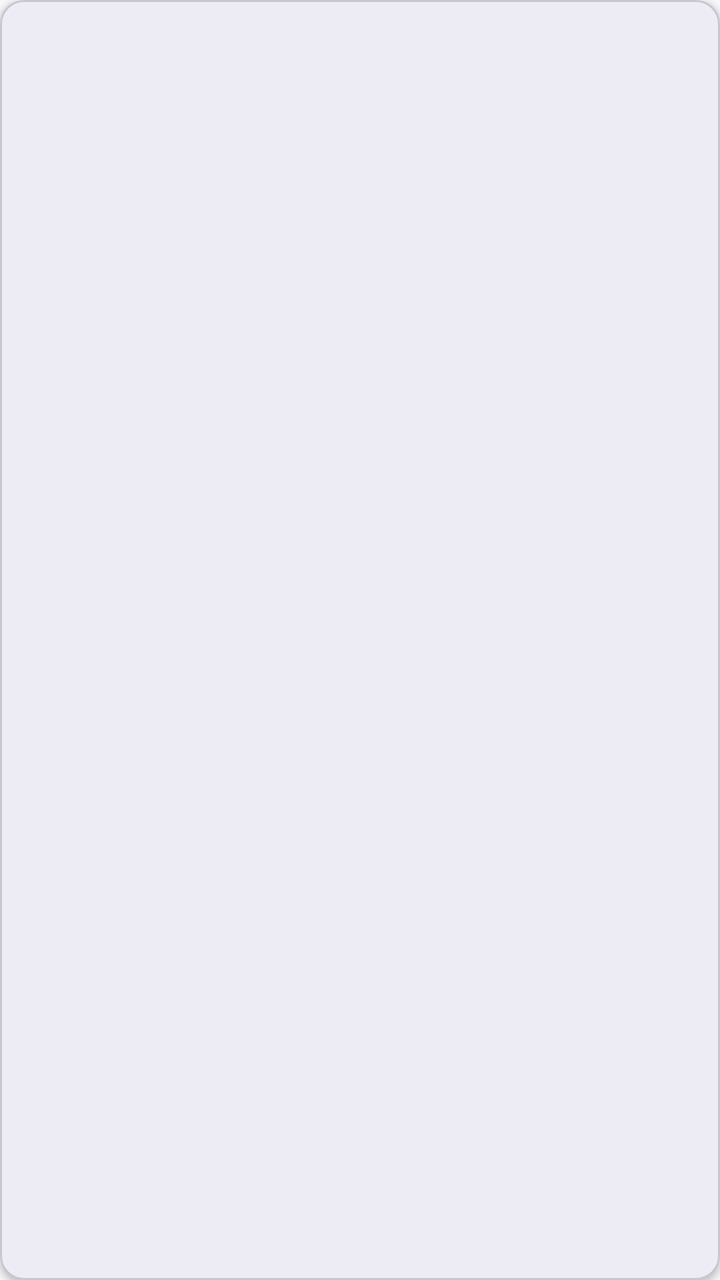
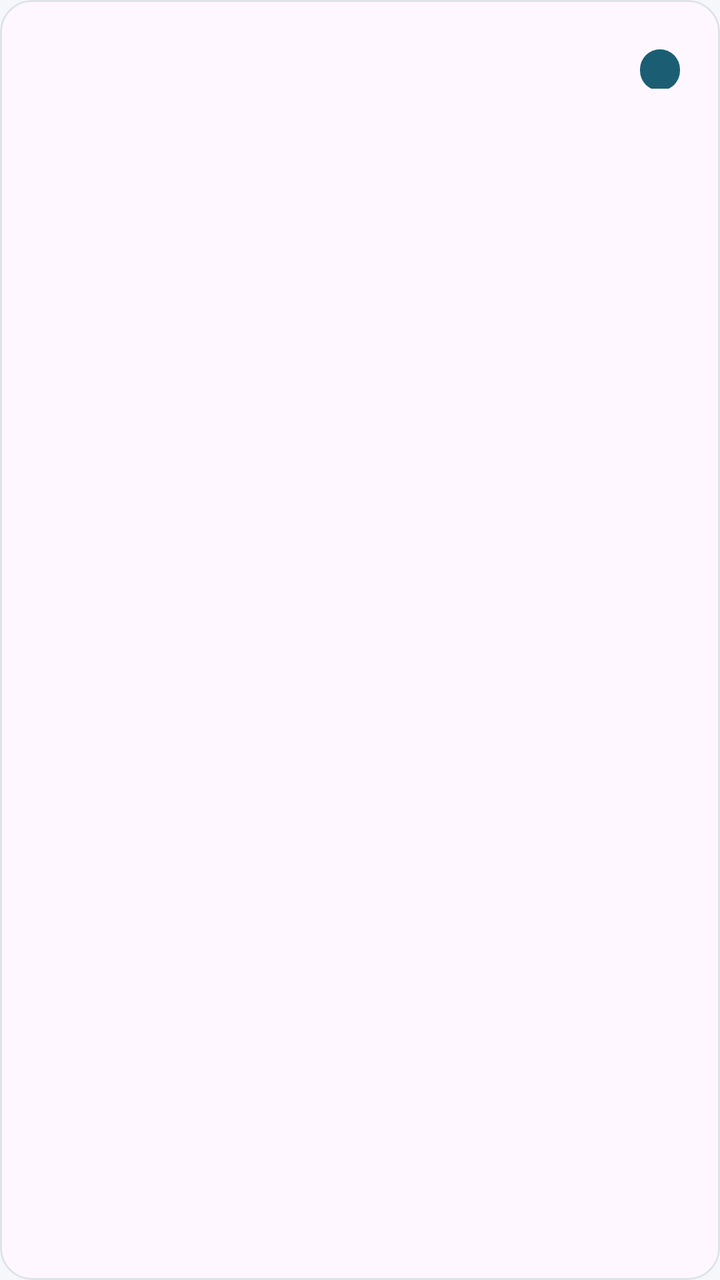

Screens rendered from an Android XML layout before and after an edit, with the pre-edit source and the edit as a unified diff.
<!-- AndroidManifest.xml: application theme Theme.TakeControl -->
<!-- res/layout/item_challenge.xml -->
<?xml version="1.0" encoding="utf-8"?>
<com.google.android.material.card.MaterialCardView xmlns:android="http://schemas.android.com/apk/res/android"
    xmlns:app="http://schemas.android.com/apk/res-auto"
    android:layout_width="match_parent"
    android:layout_height="wrap_content"
    android:layout_marginBottom="12dp"
    app:cardCornerRadius="12dp"
    app:cardElevation="2dp">

    <LinearLayout
        android:layout_width="match_parent"
        android:layout_height="wrap_content"
        android:orientation="vertical"
        android:padding="16dp">

        <LinearLayout
            android:layout_width="match_parent"
            android:layout_height="wrap_content"
            android:gravity="center_vertical"
            android:orientation="horizontal">

            <TextView
                android:id="@+id/titleText"
                android:layout_width="0dp"
                android:layout_height="wrap_content"
                android:layout_weight="1"
                android:textColor="@color/text_primary"
                android:textSize="18sp"
                android:textStyle="bold" />

            <TextView
                android:id="@+id/statusText"
                android:layout_width="wrap_content"
                android:layout_height="wrap_content"
                android:paddingHorizontal="8dp"
                android:paddingVertical="4dp"
                android:textSize="12sp"
                android:textStyle="bold" />
        </LinearLayout>

        <TextView
            android:id="@+id/descriptionText"
            android:layout_width="match_parent"
            android:layout_height="wrap_content"
            android:layout_marginTop="4dp"
            android:textColor="@color/text_secondary" />

        <TextView
            android:id="@+id/metaText"
            android:layout_width="match_parent"
            android:layout_height="wrap_content"
            android:layout_marginTop="8dp"
            android:textColor="@color/text_secondary"
            android:textSize="13sp" />
    </LinearLayout>
</com.google.android.material.card.MaterialCardView>
<!-- resources referenced by this layout -->
<resources>
  <color name="text_primary">#1A1C1E</color>
  <color name="text_secondary">#5C6267</color>
  <style name="Theme.TakeControl" parent="Theme.Material3.Light.NoActionBar">
          <item name="colorPrimary">@color/primary</item>
          <item name="colorPrimaryDark">@color/primary_dark</item>
          <item name="colorSecondary">@color/secondary</item>
          <item name="android:statusBarColor">@android:color/transparent</item>
          <item name="android:windowLightStatusBar">false</item>
          <item name="android:windowBackground">@color/background</item>
      </style>
  <color name="primary">#1B5E73</color>
  <color name="primary_dark">#0F3D4D</color>
  <color name="secondary">#4CAF93</color>
  <color name="background">#F5F7FA</color>
</resources>

<!-- the commit's change to res/layout/item_challenge.xml (unified diff, before → after) -->
@@ -3,20 +3,22 @@
     xmlns:app="http://schemas.android.com/apk/res-auto"
     android:layout_width="match_parent"
     android:layout_height="wrap_content"
-    android:layout_marginBottom="12dp"
-    app:cardCornerRadius="12dp"
-    app:cardElevation="2dp">
+    android:layout_marginBottom="16dp"
+    app:cardCornerRadius="16dp"
+    app:cardElevation="0dp"
+    app:strokeWidth="1dp"
+    app:strokeColor="@color/surface_variant">
 
     <LinearLayout
         android:layout_width="match_parent"
         android:layout_height="wrap_content"
         android:orientation="vertical"
-        android:padding="16dp">
+        android:padding="20dp">
 
         <LinearLayout
             android:layout_width="match_parent"
             android:layout_height="wrap_content"
-            android:gravity="center_vertical"
+            android:gravity="top"
             android:orientation="horizontal">
 
             <TextView
@@ -26,15 +28,19 @@
                 android:layout_weight="1"
                 android:textColor="@color/text_primary"
                 android:textSize="18sp"
-                android:textStyle="bold" />
+                android:textStyle="bold"
+                android:letterSpacing="-0.01" />
 
             <TextView
                 android:id="@+id/statusText"
                 android:layout_width="wrap_content"
                 android:layout_height="wrap_content"
-                android:paddingHorizontal="8dp"
-                android:paddingVertical="4dp"
-                android:textSize="12sp"
+                android:layout_marginStart="8dp"
+                android:background="@drawable/bg_status_badge"
+                android:paddingHorizontal="10dp"
+                android:paddingVertical="3dp"
+                android:textColor="@color/white"
+                android:textSize="11sp"
                 android:textStyle="bold" />
         </LinearLayout>
 
@@ -42,15 +48,19 @@
             android:id="@+id/descriptionText"
             android:layout_width="match_parent"
             android:layout_height="wrap_content"
-            android:layout_marginTop="4dp"
-            android:textColor="@color/text_secondary" />
+            android:layout_marginTop="6dp"
+            android:textColor="@color/text_secondary"
+            android:textSize="14sp"
+            android:maxLines="2"
+            android:ellipsize="end" />
 
         <TextView
             android:id="@+id/metaText"
             android:layout_width="match_parent"
             android:layout_height="wrap_content"
-            android:layout_marginTop="8dp"
-            android:textColor="@color/text_secondary"
-            android:textSize="13sp" />
+            android:layout_marginTop="12dp"
+            android:textColor="@color/primary"
+            android:textSize="12sp"
+            android:textStyle="bold" />
     </LinearLayout>
 </com.google.android.material.card.MaterialCardView>
<!-- resource entries referenced after the edit -->
@@ -1,7 +1,15 @@
 <!-- resources referenced by this layout -->
 <resources>
   <color name="text_primary">#1A1C1E</color>
-  <color name="text_secondary">#5C6267</color>
+  <color name="text_secondary">#44474E</color>
+  <color name="white">#FFFFFF</color>
+  <!-- drawable bg_status_badge (drawable) -->
+  <?xml version="1.0" encoding="utf-8"?>
+  <shape xmlns:android="http://schemas.android.com/apk/res/android"
+      android:shape="rectangle">
+      <solid android:color="@color/primary" />
+      <corners android:radius="12dp" />
+  </shape>
   <style name="Theme.TakeControl" parent="Theme.Material3.Light.NoActionBar">
           <item name="colorPrimary">@color/primary</item>
           <item name="colorPrimaryDark">@color/primary_dark</item>
@@ -11,6 +19,7 @@
           <item name="android:windowBackground">@color/background</item>
       </style>
   <color name="primary">#1B5E73</color>
+  <color name="surface_variant">#DEE3EB</color>
   <color name="primary_dark">#0F3D4D</color>
   <color name="secondary">#4CAF93</color>
   <color name="background">#F5F7FA</color>
